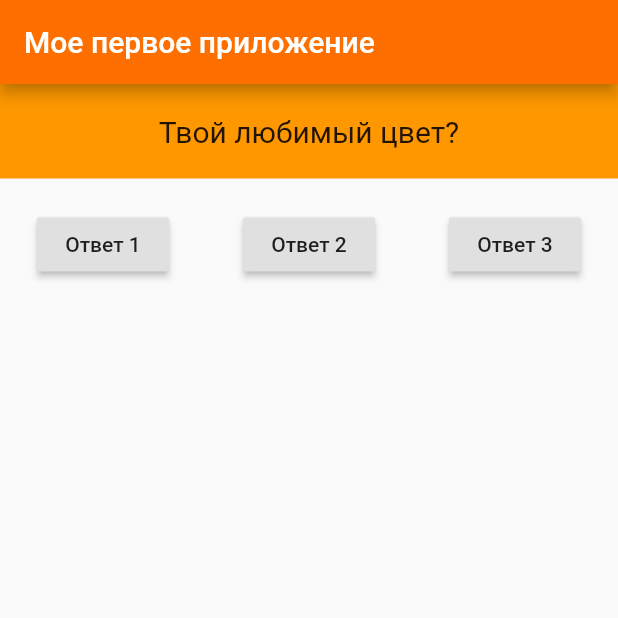
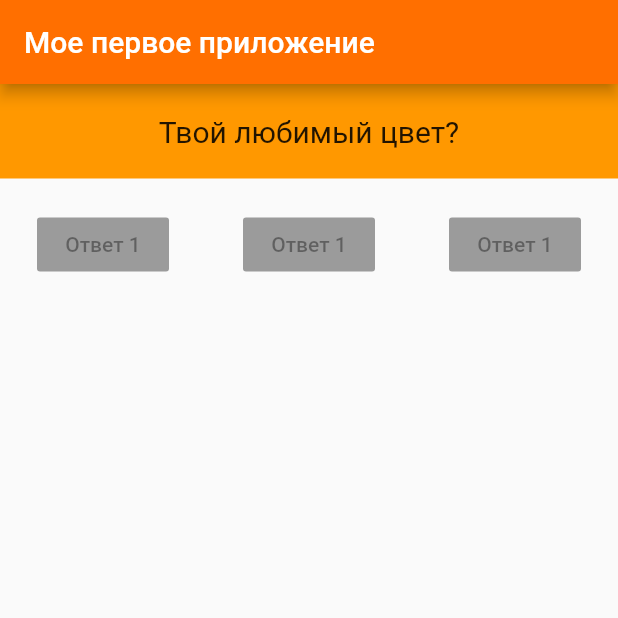
Before and after one commit to Russkazkin/flutter-app, a Flutter app: the screen it shows after launch, on a phone screen of 412 x 824 dp, the top half of it. Run offline on Flutter 3.47's test engine with Material 2 defaults, Android fonts, the phone set to English and light mode, and no system bars; missing offline and left inert: lipsum.

Commit message:
Add Answer widget

```diff
--- a/lib/answer.dart
+++ b/lib/answer.dart
@@ -0,0 +1,14 @@
+import 'package:flutter/material.dart';
+
+class Answer extends StatelessWidget {
+  @override
+  Widget build(BuildContext context) {
+    return Container(
+      child: RaisedButton(
+        onPressed: null,
+        child: Text('Ответ 1'),
+        color: Colors.deepPurple,
+      ),
+    );
+  }
+}
--- a/lib/main.dart
+++ b/lib/main.dart
@@ -1,4 +1,5 @@
 import 'package:flutter/material.dart';
+import 'package:flutter_app/answer.dart';
 import 'package:flutter_app/question.dart';
 import 'package:lipsum/lipsum.dart' as lipsum;
 
@@ -33,18 +34,9 @@ class _MyAppState extends State<MyApp> {
               questions[_questionIndex],
             ),
             Row(mainAxisAlignment: MainAxisAlignment.spaceAround, children: [
-              RaisedButton(
-                onPressed: _answerQuestion,
-                child: Text('Ответ 1'),
-              ),
-              RaisedButton(
-                onPressed: _answerQuestion,
-                child: Text('Ответ 2'),
-              ),
-              RaisedButton(
-                onPressed: _answerQuestion,
-                child: Text('Ответ 3'),
-              ),
+              Answer(),
+              Answer(),
+              Answer(),
             ]),
           ],
         ),
```
